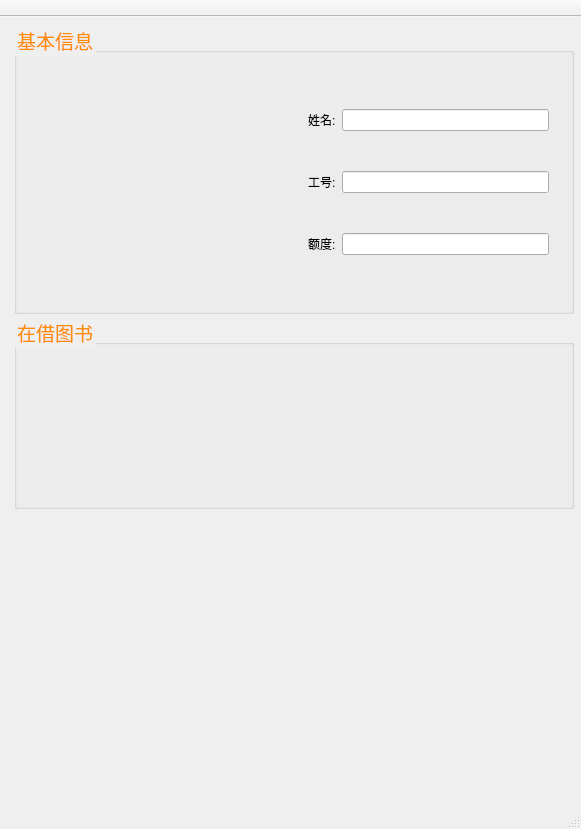
Old version of the form mainwindow.ui in the repository WillsonLee/ShareBooks.
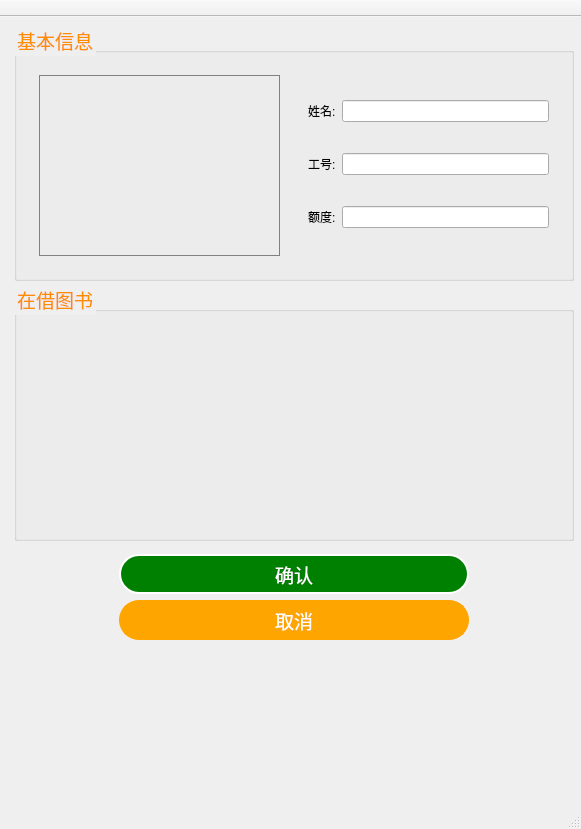
New version of the form. Icons and pictures are not drawn. Custom widgets are drawn as their Qt base class.

Commit message: 完成人脸识别确认页面除去在借图书部分的UI

What changed in the file:
```diff
--- a/mainwindow.ui
+++ b/mainwindow.ui
@@ -350,7 +350,7 @@
        </layout>
       </widget>
       <widget class="QWidget" name="id">
-       <layout class="QVBoxLayout" name="verticalLayout_3" stretch="3,2,3">
+       <layout class="QVBoxLayout" name="verticalLayout_3" stretch="1,1,1">
         <property name="spacing">
          <number>2</number>
         </property>
@@ -385,6 +385,9 @@
              <layout class="QHBoxLayout" name="horizontalLayout_6">
               <item>
                <widget class="QLabel" name="headLabel">
+                <property name="styleSheet">
+                 <string notr="true">QLabel{border:1px solid gray;}</string>
+                </property>
                 <property name="text">
                  <string/>
                 </property>
@@ -469,7 +472,83 @@
          </widget>
         </item>
         <item>
-         <widget class="QWidget" name="buttonGroup" native="true"/>
+         <widget class="QWidget" name="buttonGroup" native="true">
+          <layout class="QVBoxLayout" name="verticalLayout_4">
+           <item alignment="Qt::AlignHCenter">
+            <widget class="QPushButton" name="id_confirm">
+             <property name="minimumSize">
+              <size>
+               <width>350</width>
+               <height>40</height>
+              </size>
+             </property>
+             <property name="maximumSize">
+              <size>
+               <width>160</width>
+               <height>16777215</height>
+              </size>
+             </property>
+             <property name="font">
+              <font>
+               <pointsize>14</pointsize>
+              </font>
+             </property>
+             <property name="styleSheet">
+              <string notr="true">QPushButton{border:2px solid light green;
+background:solid green;
+border-radius:20px;
+color:white;}</string>
+             </property>
+             <property name="text">
+              <string>确认</string>
+             </property>
+            </widget>
+           </item>
+           <item alignment="Qt::AlignHCenter">
+            <widget class="QPushButton" name="id_cancel">
+             <property name="minimumSize">
+              <size>
+               <width>350</width>
+               <height>40</height>
+              </size>
+             </property>
+             <property name="maximumSize">
+              <size>
+               <width>160</width>
+               <height>16777215</height>
+              </size>
+             </property>
+             <property name="font">
+              <font>
+               <pointsize>14</pointsize>
+              </font>
+             </property>
+             <property name="styleSheet">
+              <string notr="true">QPushButton{border:2px solid orange;
+background:solid orange;
+border-radius:20px;
+color:white;}</string>
+             </property>
+             <property name="text">
+              <string>取消</string>
+             </property>
+            </widget>
+           </item>
+           <item>
+            <spacer name="verticalSpacer">
+             <property name="orientation">
+              <enum>Qt::Vertical</enum>
+             </property>
+             <property name="sizeHint" stdset="0">
+              <size>
+               <width>20</width>
+               <height>135</height>
+              </size>
+             </property>
+            </spacer>
+           </item>
+          </layout>
+         </widget>
         </item>
        </layout>
       </widget>
```
The commit also changes 7 other files.
